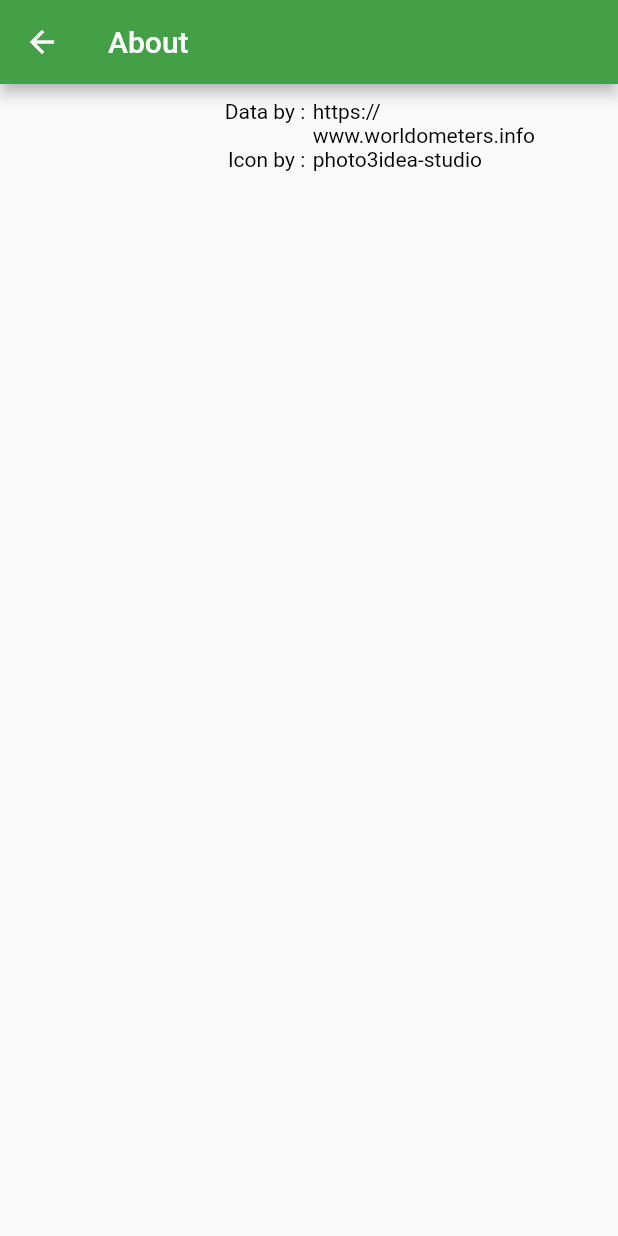
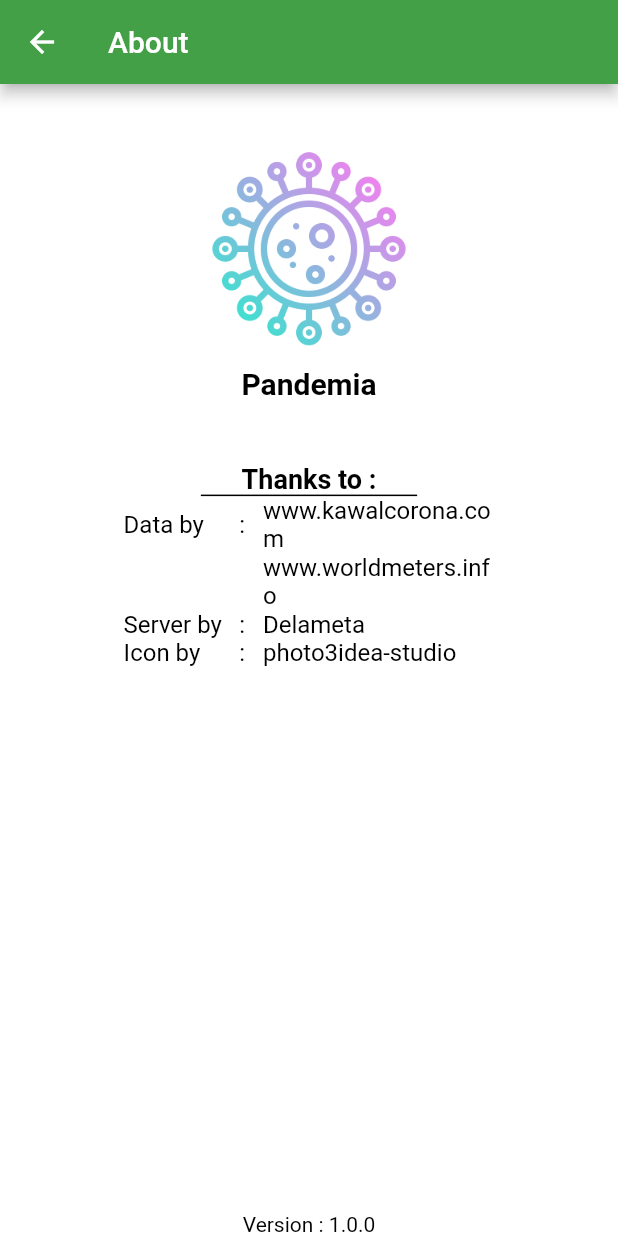
Before and after one commit to cesindo/pandemia, a Flutter app: the screen it shows after launch, after a tap on the "info" icon, on a phone screen of 412 x 824 dp. Run offline on Flutter 3.47's test engine with Material 2 defaults, Android fonts, the phone set to English and light mode, and no system bars; our stand-ins replace bloc, equatable, flutter_bloc, localstorage, package_info, sqflite; accounts and stored records are empty; statements that could not run were skipped; project files that could hold a hidden picture were left out.

Commit message:
[PAND-6] Implement About Page

```diff
--- a/frontends/pandemia_mobile/lib/main.dart
+++ b/frontends/pandemia_mobile/lib/main.dart
@@ -1,14 +1,16 @@
 import 'package:flutter/material.dart';
 import 'package:bloc/bloc.dart';
 import 'package:flutter_bloc/flutter_bloc.dart';
+import 'package:package_info/package_info.dart';
 import 'package:pandemia_mobile/api/api_client.dart';
+import 'package:pandemia_mobile/api/pandemia_api.dart';
 import 'package:pandemia_mobile/blocs/pandemia/pandemia_bloc.dart';
 import 'package:pandemia_mobile/blocs/pandemia/pandemia_event.dart';
 import 'package:pandemia_mobile/blocs/pandemia/pandemia_state.dart';
 import 'package:pandemia_mobile/blocs/simple_bloc_delegate.dart';
 import 'package:pandemia_mobile/blocs/tab/tab_bloc.dart';
+import 'package:pandemia_mobile/screens/about/about_page.dart';
 import 'package:pandemia_mobile/screens/home.dart';
-import 'package:pandemia_mobile/screens/about/about_page.dart';
 import 'package:pandemia_mobile/screens/splash/splash_page.dart';
 import 'package:pandemia_mobile/user_repository/user_repository.dart';
 import 'blocs/notif/notif.dart';
@@ -32,6 +34,7 @@ void main() {
 
 class PandemiaApp extends StatelessWidget {
   final UserRepository userRepository;
+  static PackageInfo packageInfo;
 
   PandemiaApp({Key key, @required this.userRepository}) : super(key: key);
 
@@ -68,8 +71,10 @@ class PandemiaApp extends StatelessWidget {
           child: HomeScreen(title: "PANDEMIA", pandemiaBloc: pandemiaBloc),
         );
       },
-      PandemiaRoutes.about : (context){
-        return AboutPage();
+      PandemiaRoutes.about: (context) {
+        return AboutPage(
+          packageInfo: packageInfo,
+        );
       }
     });
   }
@@ -89,8 +94,7 @@ class PandemiaTheme {
         display1: TextStyle(color: Colors.black),
         display2: TextStyle(color: Colors.black),
         display3: TextStyle(color: Colors.black),
-        button: TextStyle(color: Colors.black)
-        );
+        button: TextStyle(color: Colors.black));
     final originalBody1 = originalTextTheme.body1;
 
     return ThemeData.light().copyWith(
@@ -104,6 +108,5 @@ class PandemiaTheme {
         textTheme: originalTextTheme.copyWith(
             body1:
                 originalBody1.copyWith(decorationColor: Colors.transparent)));
-
   }
 }
--- a/frontends/pandemia_mobile/lib/screens/about/about_page.dart
+++ b/frontends/pandemia_mobile/lib/screens/about/about_page.dart
@@ -1,28 +1,145 @@
 import 'package:flutter/material.dart';
+import 'package:package_info/package_info.dart';
 
 class AboutPage extends StatelessWidget {
+  final PackageInfo packageInfo;
+
+  AboutPage({Key key, this.packageInfo}) : super(key: key);
   @override
   Widget build(BuildContext context) {
     return Scaffold(
-        appBar: AppBar(title: Text("About")), body: _getBody(context));
+      appBar: AppBar(
+        title: Text("About"),
+      ),
+      body: Container(
+        height: MediaQuery.of(context).size.height,
+        color: Colors.white,
+        child: Column(
+          crossAxisAlignment: CrossAxisAlignment.center,
+          mainAxisAlignment: MainAxisAlignment.spaceBetween,
+          children: <Widget>[
+            _getBody(context),
+            Padding(
+              padding: EdgeInsets.all(MediaQuery.of(context).padding.top),
+              child: Text(
+                "Version : " + packageInfo.version,
+                style: TextStyle(color: Colors.black),
+              ),
+            ),
+          ],
+        ),
+      ),
+    );
   }
 
   Widget _getBody(BuildContext context) {
-    return Center(
-      child: ListView(
+    return Container(
+      padding: EdgeInsets.only(
+        left: MediaQuery.of(context).size.width / 5,
+        right: MediaQuery.of(context).size.width / 5,
+      ),
+      child: Column(
+        crossAxisAlignment: CrossAxisAlignment.center,
+        mainAxisAlignment: MainAxisAlignment.center,
         children: <Widget>[
+          _sizedBox(context),
+          Container(
+            alignment: Alignment.center,
+            child: Image.asset(
+              "assets/img/pandemia-logo.png",
+              fit: BoxFit.cover,
+              width: MediaQuery.of(context).size.width / 3,
+            ),
+          ),
           Padding(
-              padding: const EdgeInsets.all(10.0),
-              child: Container(
-                  child: Table(columnWidths: {1:FixedColumnWidth(5)},children: [
-                    TableRow(children: [
-                      Text("Data by : ", textAlign: TextAlign.end,), Container(width: 1,), Text("https://www.worldometers.info")
-                    ]),
-                    TableRow(children: [
-                      Text("Icon by : ", textAlign: TextAlign.end,), Container(width: 1,), Text("photo3idea-studio")
-                    ])
-                  ],)
-                  )),
+            padding: EdgeInsets.only(top: 10),
+            child: Text(
+              "Pandemia",
+              style: TextStyle(
+                fontSize: 20,
+                fontWeight: FontWeight.w600,
+              ),
+            ),
+          ),
+          _sizedBox(context),
+          Text(
+            "Thanks to :",
+            style: TextStyle(
+              fontSize: 18,
+              fontWeight: FontWeight.w600,
+            ),
+          ),
+          Container(
+            color: Colors.black,
+            height: 1,
+            margin: EdgeInsets.only(
+              left: MediaQuery.of(context).size.width / 8,
+              right: MediaQuery.of(context).size.width / 8,
+              top: MediaQuery.of(context).padding.top / 3,
+              bottom: MediaQuery.of(context).padding.top,
+            ),
+          ),
+          _row(
+            label: "Data by",
+            midText: ":",
+            value: "www.kawalcorona.com",
+          ),
+          _row(
+            label: " ",
+            midText: " ",
+            value: "www.worldmeters.info",
+          ),
+          SizedBox(
+            height: MediaQuery.of(context).padding.top / 2,
+          ),
+          _row(
+            label: "Server by",
+            midText: ":",
+            value: "Delameta",
+          ),
+          SizedBox(
+            height: MediaQuery.of(context).padding.top / 2,
+          ),
+          _row(
+            label: "Icon by",
+            midText: ":",
+            value: "photo3idea-studio",
+          ),
+        ],
+      ),
+    );
+  }
+
+  _sizedBox(BuildContext parentcontext) {
+    return SizedBox(
+      height: MediaQuery.of(parentcontext).size.width / 10,
+    );
+  }
+
+  _textDefault(String text) {
+    return Text(
+      text,
+      style: TextStyle(
+        fontWeight: FontWeight.normal,
+        color: Colors.black,
+        fontSize: 16,
+      ),
+      textAlign: TextAlign.left,
+    );
+  }
+
+  _row({String label, String midText, String value}) {
+    return Container(
+      child: Row(
+        children: <Widget>[
+          Expanded(
+            child: _textDefault(label),
+          ),
+          _textDefault(midText + "   "),
+          Expanded(
+            flex: 2,
+            child: _textDefault(value),
+          ),
         ],
       ),
     );
--- a/frontends/pandemia_mobile/lib/screens/home.dart
+++ b/frontends/pandemia_mobile/lib/screens/home.dart
@@ -1,8 +1,10 @@
 import 'package:flutter/material.dart';
 import 'package:flutter_bloc/flutter_bloc.dart';
+import 'package:package_info/package_info.dart';
 import 'package:pandemia_mobile/blocs/blocs.dart';
 import 'package:pandemia_mobile/blocs/pandemia/pandemia.dart';
 import 'package:pandemia_mobile/core/core.dart';
+import 'package:pandemia_mobile/main.dart';
 import 'package:pandemia_mobile/models/models.dart';
 import 'package:pandemia_mobile/widgets/widgets.dart';
 
@@ -26,7 +28,7 @@ class HomeScreen extends StatelessWidget {
         Widget body;
         if (activeTab == AppTab.updates) {
           body = NotifList(context);
-        } else if (activeTab == AppTab.stats){
+        } else if (activeTab == AppTab.stats) {
           body = StatsPage();
         } else {
           // @TODO(*): fix this
@@ -45,11 +47,17 @@ class HomeScreen extends StatelessWidget {
             ),
             actions: [
               FlatButton(
-              child: Icon(Icons.info, color: Colors.white,),
-              onPressed: (){
-                Navigator.of(context).pushNamed(PandemiaRoutes.about);
-              },
-            )
+                child: Icon(
+                  Icons.info,
+                  color: Colors.white,
+                ),
+                onPressed: () {
+                  PackageInfo.fromPlatform().then((PackageInfo packageInfo) {
+                    PandemiaApp.packageInfo = packageInfo;
+                  });
+                  Navigator.of(context).pushNamed(PandemiaRoutes.about);
+                },
+              )
             ],
           ),
           // drawer: new Drawer(
--- a/frontends/pandemia_mobile/pubspec.yaml
+++ b/frontends/pandemia_mobile/pubspec.yaml
@@ -32,18 +32,17 @@ dependencies:
   sqflite: ^1.1.0
   path_provider: ^1.1.0
   localstorage: ^2.0.0
+  package_info: ^0.4.0+16
 
 dev_dependencies:
   flutter_test:
     sdk: flutter
-
 
 # For information on the generic Dart part of this file, see the
 # following page: https://dart.dev/tools/pub/pubspec
 
 # The following section is specific to Flutter.
 flutter:
-
   # The following line ensures that the Material Icons font is
   # included with your application, so that you can use the icons in
   # the material Icons class.
@@ -55,13 +54,10 @@ flutter:
     - assets/img/pandemia-logo-256.png
     - assets/img/pandemia-logo-64.png
     - assets/img/pandemia-logo-32.png
-
   # An image asset can refer to one or more resolution-specific "variants", see
   # https://flutter.dev/assets-and-images/#resolution-aware.
-
   # For details regarding adding assets from package dependencies, see
   # https://flutter.dev/assets-and-images/#from-packages
-
   # To add custom fonts to your application, add a fonts section here,
   # in this "flutter" section. Each entry in this list should have a
   # "family" key with the font family name, and a "fonts" key with a
```
Also changed, not shown: frontends/pandemia_mobile/pubspec.lock.
